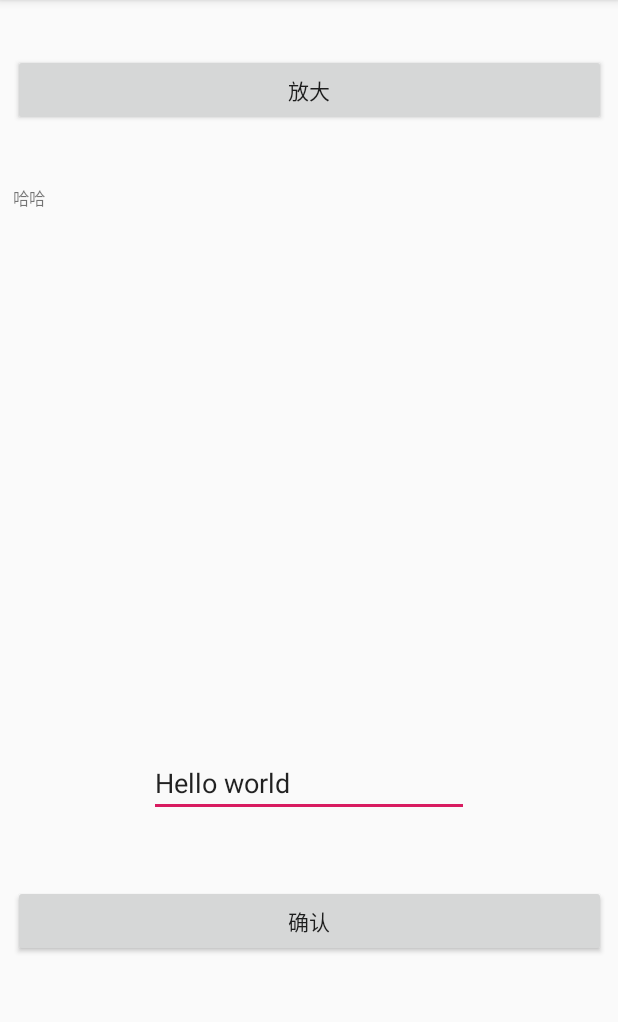
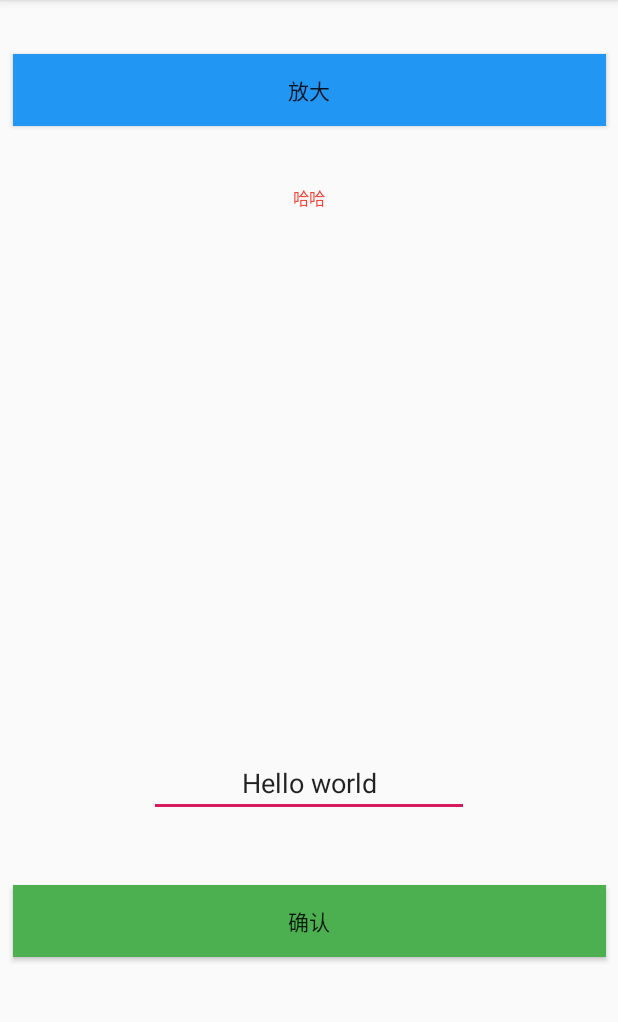
Before and after one commit to szxiaok/Myapplication, an Android app: the screen it shows after launch (MainActivity), after a tap on "放大", on a phone screen of 412 x 824 dp, the part 84-1106 px from its top. Run offline under Robolectric (Android 15) with nearby library versions, the phone set to English and light mode, and no system bars.

Commit message:
Change Txv to Text1; change name to editText1

```diff
--- a/app/src/main/java/com/Alitop/myapplication/MainActivity.java
+++ b/app/src/main/java/com/Alitop/myapplication/MainActivity.java
@@ -17,16 +17,16 @@ public class MainActivity extends AppCompatActivity {
 
     int size=10;
     public void bigger(View v){     // 按钮对应的 onclick 响应
-        TextView txv;
-        txv= (TextView) findViewById(R.id.txv);  // 根据ID找到对应的text对象
-        txv.setTextSize(++size);       // 修改对象的字符大小-size
+        TextView text1;
+        text1= (TextView) findViewById(R.id.txv);  // 根据ID找到对应的text对象
+        text1.setTextSize(++size);       // 修改对象的字符大小-size
     }
 
     public void display(View v){     // 另外一个按钮对应的 onclick 响应
-        EditText name= (EditText) findViewById(R.id.name);  //还是根据ID找到对象，并进行接下来的操作
+        EditText editText1= (EditText) findViewById(R.id.name);  //还是根据ID找到对象，并进行接下来的操作
         TextView text2= (TextView) findViewById(R.id.txv);
 
-        text2.setText(name.getText().toString());   // 设置字符
+        text2.setText(editText1.getText().toString());   // 设置字符
     }
 
 }
--- a/app/src/main/res/layout/activity_main.xml
+++ b/app/src/main/res/layout/activity_main.xml
@@ -12,6 +12,7 @@
         android:layout_width="395dp"
         android:layout_height="wrap_content"
         android:layout_marginTop="36dp"
+        android:background="#2196F3"
         android:onClick="bigger"
         android:text="@string/Bigger"
         app:layout_constraintEnd_toEndOf="parent"
@@ -22,10 +23,11 @@
         android:id="@+id/txv"
         android:layout_width="395dp"
         android:layout_height="175dp"
-        android:layout_marginStart="8dp"
         android:layout_marginTop="40dp"
-        android:layout_marginEnd="8dp"
+        android:background="#00000000"
         android:text="@string/txt"
+        android:textAlignment="center"
+        android:textColor="#F44336"
         app:layout_constraintEnd_toEndOf="parent"
         app:layout_constraintStart_toStartOf="parent"
         app:layout_constraintTop_toBottomOf="@+id/button" />
@@ -35,6 +37,7 @@
         android:layout_width="395dp"
         android:layout_height="wrap_content"
         android:layout_marginTop="45dp"
+        android:background="#4CAF50"
         android:onClick="display"
         android:text="@string/confirm"
         app:layout_constraintEnd_toEndOf="parent"
@@ -51,6 +54,7 @@
         android:ems="10"
         android:inputType="textPersonName"
         android:text="@string/hello_world"
+        android:textAlignment="center"
         app:layout_constraintEnd_toEndOf="parent"
         app:layout_constraintHorizontal_bias="0.5"
         app:layout_constraintStart_toStartOf="parent"
```
